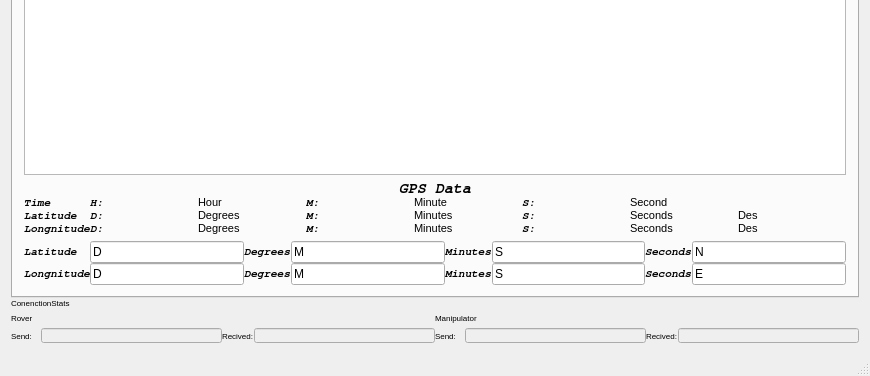
Qt form mainwindow.ui (RoverURC/ARES_URS) before a commit; both pictures show x 0 to 870 and y 211 to 587 of the 870 by 587 pixel window.
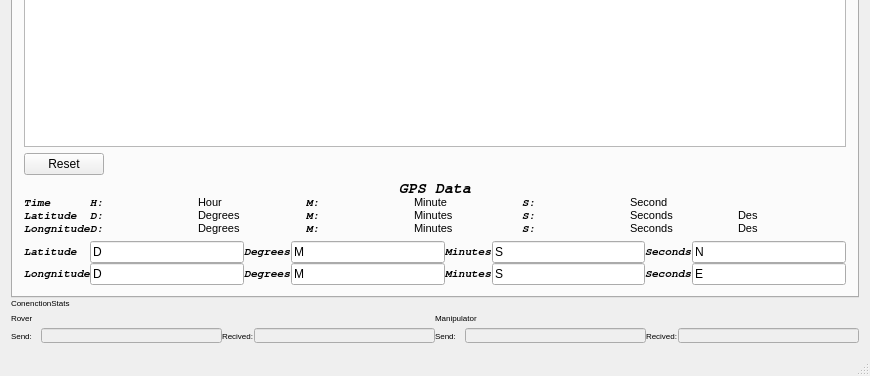
The same form after that commit. The open tabs and pages were chosen to show the change. Custom widgets are drawn as their Qt base class.

What changed in the file:
```diff
--- a/mainwindow.ui
+++ b/mainwindow.ui
@@ -1985,7 +1985,31 @@
            </attribute>
            <layout class="QVBoxLayout" name="verticalLayout_34">
             <item>
-             <widget class="QGraphicsView" name="graphicsView"/>
+             <widget class="WidgetGPS" name="widgetGPS"/>
+            </item>
+            <item>
+             <layout class="QHBoxLayout" name="horizontalLayout_17">
+              <item>
+               <widget class="QPushButton" name="pushButtonResetGPS">
+                <property name="text">
+                 <string>Reset</string>
+                </property>
+               </widget>
+              </item>
+              <item>
+               <spacer name="horizontalSpacer_6">
+                <property name="orientation">
+                 <enum>Qt::Horizontal</enum>
+                </property>
+                <property name="sizeHint" stdset="0">
+                 <size>
+                  <width>40</width>
+                  <height>20</height>
+                 </size>
+                </property>
+               </spacer>
+              </item>
+             </layout>
             </item>
             <item>
              <layout class="QVBoxLayout" name="verticalLayout_33">
@@ -3526,6 +3550,11 @@
    <header>connectionstatuswidget.h</header>
    <container>1</container>
   </customwidget>
+  <customwidget>
+   <class>WidgetGPS</class>
+   <extends>QGraphicsView</extends>
+   <header location="global">widgetgps.h</header>
+  </customwidget>
  </customwidgets>
  <resources/>
  <connections/>
```
Left out of the diff: 2 changed lines with no effect on the pictures.
